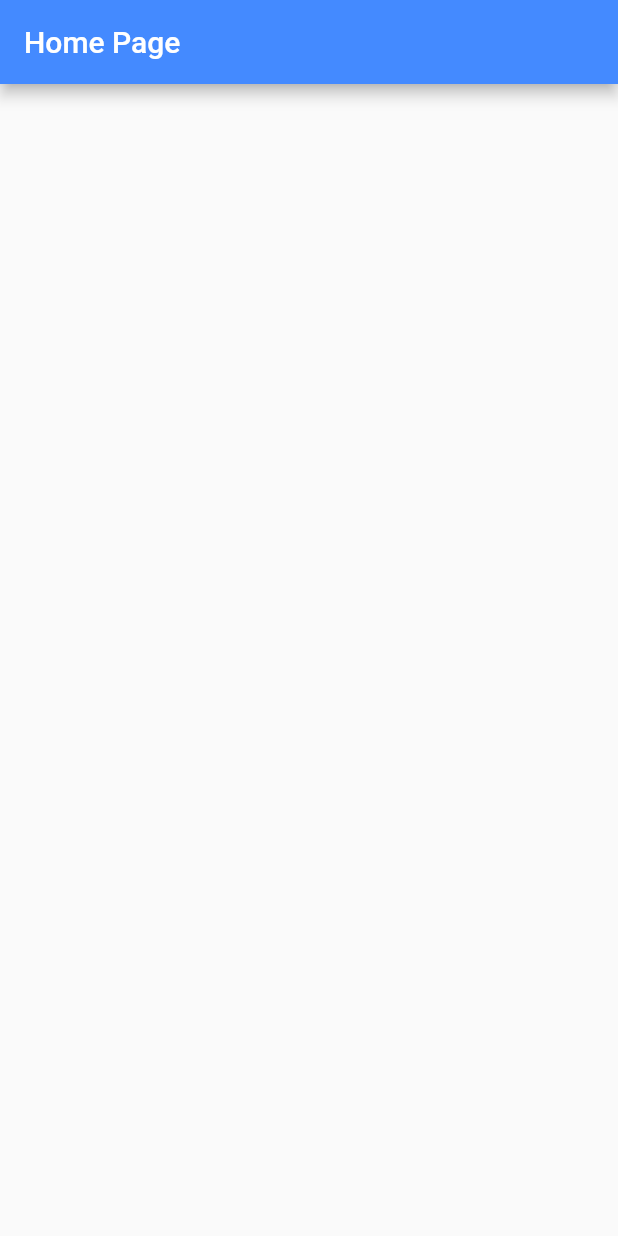
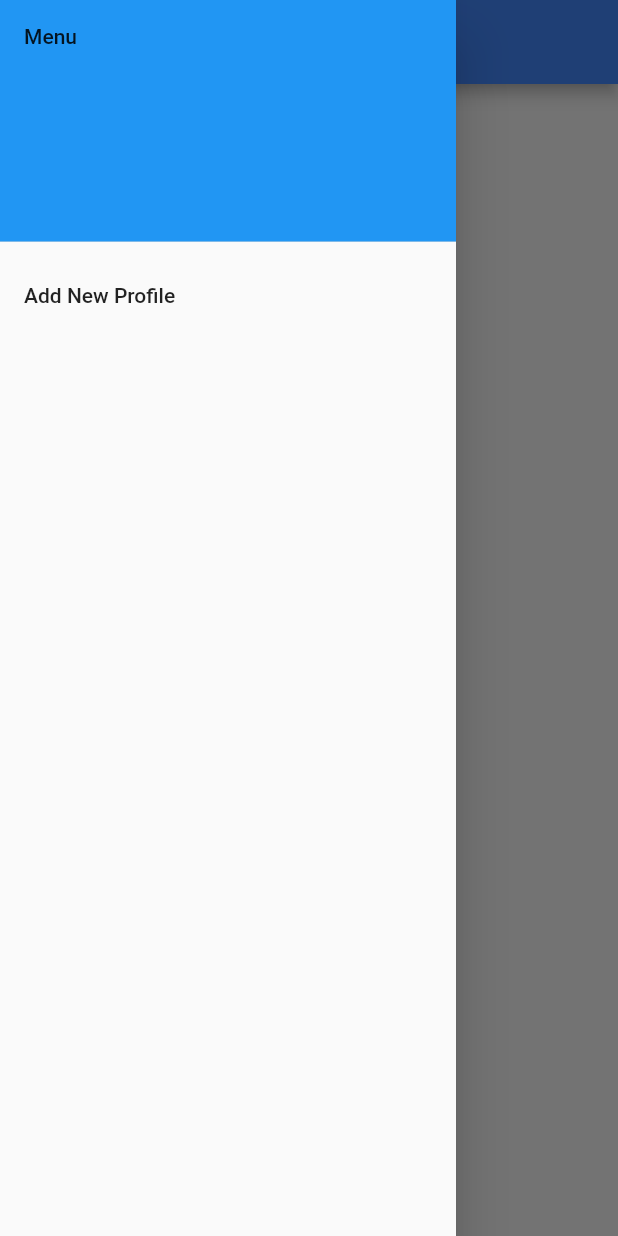
Before and after one commit to FortyIX/Image_scanner, a Flutter app: the screen it shows after launch, with the side drawer open (before the commit the screen has no drawer), on a phone screen of 412 x 824 dp. Run offline on Flutter 3.47's test engine with Material 2 defaults, Android fonts, the phone set to English and light mode, and no system bars; our stand-ins replace firebase_core, firebase_database, image_picker; missing offline and left inert: firebase_ml_vision; accounts and stored records are empty.

Commit message:
Update the UI for add profile page, and being able to fetch data from database

```diff
--- a/lib/ProfileInstance.dart
+++ b/lib/ProfileInstance.dart
@@ -0,0 +1,13 @@
+import 'package:flutter/material.dart';
+
+class ProfileInstance{
+
+  String name, course;
+
+
+  //constructor
+  ProfileInstance(this.name,this.course);
+
+
+
+}
--- a/lib/addProfile.dart
+++ b/lib/addProfile.dart
@@ -39,50 +39,64 @@ class _AddProfilePage extends State<AddProfilePage> {
   @override
   Widget build(BuildContext context) {
 
+
     return MaterialApp(
         theme: ThemeData(
           primaryColor: Colors.blueAccent,
           accentColor: Colors.white,
         ),
 
-        title: "OCR",
+        title: 'OCR',
         home: Scaffold(
             appBar: new AppBar(title: Text("Optical Character Recognition"),),
             body: new ListView(
                 children: <Widget>[
-                Column(
+
+                new Card(
+                    elevation: 8.0,
+                    margin: new EdgeInsets.symmetric(horizontal: 10.0,vertical: 9.0),
+                    child: new Container(
+                        decoration: BoxDecoration(),
+                        child: Column(
                           children: <Widget>[
 
                                new SizedBox(height: 10),
-                    new TextField(
-
+                               new Container(
+                                 padding: EdgeInsets.symmetric(horizontal: 10.0),
+                                 child: new TextField(
                                    decoration: InputDecoration(
-
+                                       border: new OutlineInputBorder(),
                                        hintText: "name"
                                    ),
                                    controller: nameController,
                                  ),
+                               ),
 
                                new SizedBox(height: 10),
-                    new TextField(
+
+                               new Container(
+                                 padding: EdgeInsets.symmetric(horizontal: 10.0),
+                                 child:  new TextField(
+
                                    decoration: InputDecoration(
 
+                                       border: new OutlineInputBorder(),
                                        hintText: "course"
                                    ),
                                    controller: courseController,
                                  ),
+                               ),
+
+
 
                                 new Row(
                                      mainAxisAlignment: MainAxisAlignment.center,
-
                                      children: <Widget>[
                                          new Container(
                                             padding: EdgeInsets.all(8.0),
                                               child: RaisedButton(
                                                  child: Text("Open Camera"),
-                              color: Theme
-                                  .of(context)
-                                  .accentColor,
+                                                 color: Theme.of(context).accentColor,
                                                  elevation: 4.0,
                                                  splashColor: Colors.blueGrey,
                                                   onPressed: () => _openCamera(),
@@ -112,12 +126,16 @@ class _AddProfilePage extends State<AddProfilePage> {
 
                                           title: Text(this.info),
                                          )
+
                                    ],
                                 )
 
                   ],
                 )
-              ],
+
+            )
+        )
+      ]
      )
      )
     );
--- a/lib/mainPage.dart
+++ b/lib/mainPage.dart
@@ -2,6 +2,7 @@ import 'package:flutter/material.dart';
 import 'package:image_scanner/addProfile.dart';
 import 'package:firebase_database/firebase_database.dart';
 import 'package:firebase_core/firebase_core.dart';
+import 'package:image_scanner/ProfileInstance.dart';
 
 
 class MainPageWidget extends StatefulWidget {
@@ -16,8 +17,46 @@ class MainPageWidget extends StatefulWidget {
 
 
 class _MainPageWidget extends State<MainPageWidget>{
+
+  List<ProfileInstance> data = [];
+
+   @override
+  void initState() {
+    // TODO: implement initState
+
+     DatabaseReference database_ref = FirebaseDatabase.instance.reference();
+     database_ref.child("kcl_robotics_attendance").once().then((DataSnapshot snap){
+       var keys = snap.value.keys;
+       var data_instance = snap.value;
+
+       for (var key in keys){
+
+         ProfileInstance tmp = new ProfileInstance(
+             data_instance[key]['name'], data_instance[key]['course']
+         );
+         setState(() {
+           this.data.add(tmp);
+         });
+
+       }
+
+       print("Length"+this.data.length.toString());
+       print("running here1 ");
+
+     });
+
+
+
+     super.initState();
+
+  }
+
+
+
   @override
    Widget build(BuildContext context) {
+
+     print("running2");
        return new MaterialApp(
            theme: ThemeData(
                primaryColor: Colors.blueAccent,
@@ -25,12 +64,110 @@ class _MainPageWidget extends State<MainPageWidget>{
                 ),
            title: "home_page",
            home: new Scaffold(
+             drawer: _createDrawer(),
              appBar: new AppBar(
                title: new Text("Home Page"),
+               actions: <Widget>[
+                 new FlatButton(onPressed: null, child: null)
+               ],
+             ),
+             body: new Container(
+               child: this.data.length == 0 ? new Text("Downloading") :
+               new ListView.builder(itemBuilder: (_,index){
 
+                 return createCard(this.data[index].name, this.data[index].course);
+
+
+               }, itemCount: this.data.length),
              ),
 
            )
        );
     }
+
+
+  Widget _makeList(String name, String course){
+
+    return new ListTile(
+      contentPadding: EdgeInsets.symmetric(horizontal: 30.0,vertical: 10.0),
+      title: Text(name),
+      leading: Container(
+        padding: EdgeInsets.only(right: 35.0),
+        decoration: new BoxDecoration(
+          border: new Border(
+            right: new BorderSide(width: 1.0,color: Colors.black)
+          ),
+        ),
+        child: new Column(
+          children: <Widget>[
+            new Text("Day"),
+            new Text("Month")
+          ],
+        ),
+      ),
+
+      subtitle: Text(course),
+    );
+  }
+
+
+
+
+    Widget createCard(String name, String course){
+
+         return new Card(
+           elevation: 8.0,
+           margin: new EdgeInsets.symmetric(horizontal: 10.0,vertical: 9.0),
+           child: new Container(
+             decoration: BoxDecoration(),
+             child: _makeList(name,course),
+             ),
+           );
+
+
+    }
+
+
+    Widget _createDrawer(){
+
+      return new Drawer(
+        child: new ListView(
+          padding: EdgeInsets.zero,
+          children: <Widget>[
+            DrawerHeader(
+              child: Text("Menu"),
+              decoration: BoxDecoration(
+                color: Colors.blue
+              ),
+            ),
+
+            ListTile(
+              title: Text("Add New Profile"),
+              onTap: (){
+
+                print("clicked");
+
+                Navigator.push(context, MaterialPageRoute(builder: (BuildContext context) => AddProfilePage()));
+
+
+              },
+            )
+          ],
+        )
+      );
+
+
+
+    }
+
+
+
+
+
+
+
+
+
+
+
 }
```
Also changed, not shown: lib/main.dart (+6 -1 lines). Lines whose indentation alone changed are shown as unchanged.
